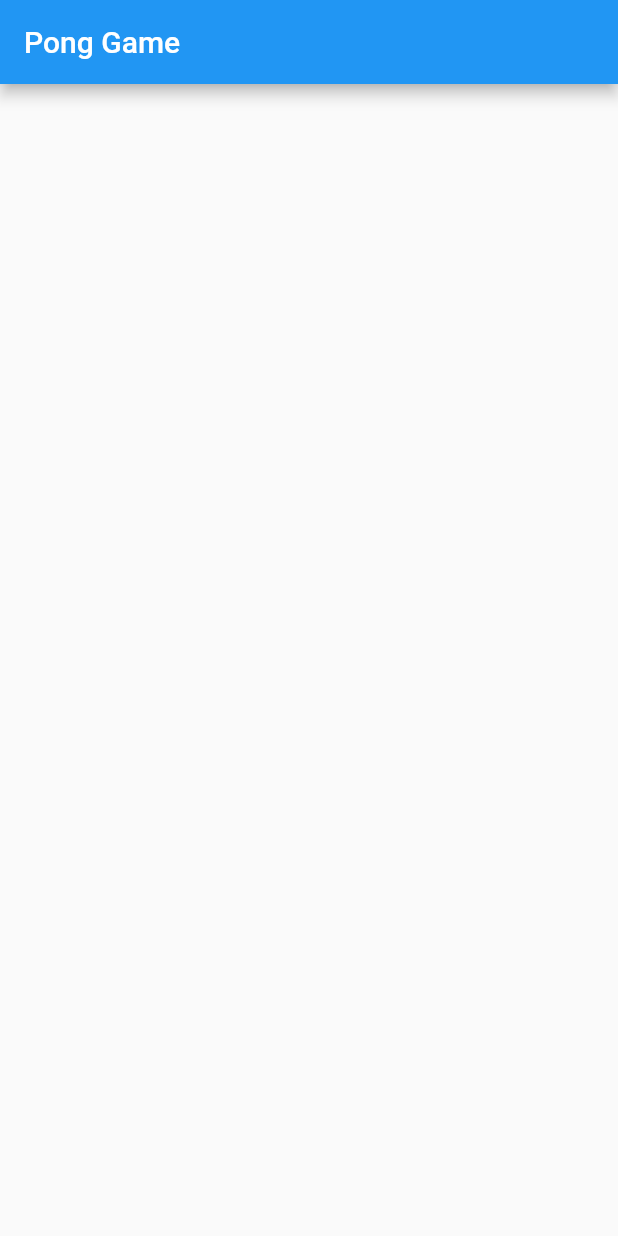
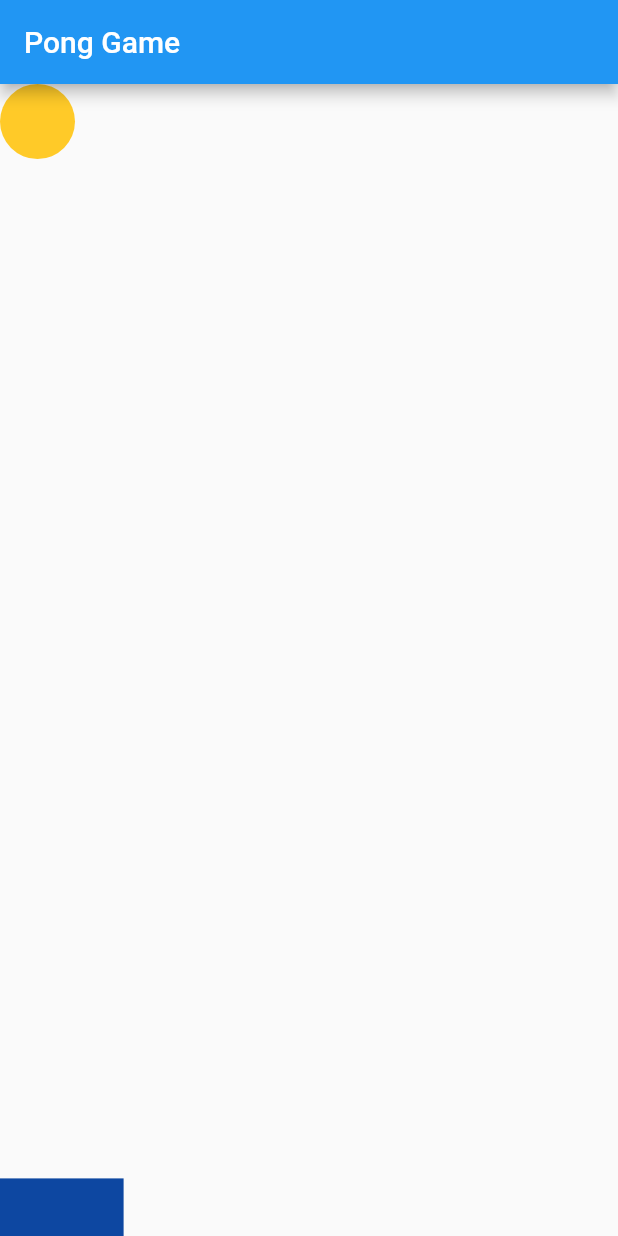
Before and after one commit to Guiffou-Joel/Pong-Game, a Flutter app: the screen it shows after launch, on a phone screen of 412 x 824 dp. Run offline on Flutter 3.47's test engine with Material 2 defaults, Android fonts, the phone set to English and light mode, and no system bars.

Commit message:
ready to start building the animation

```diff
--- a/lib/main.dart
+++ b/lib/main.dart
@@ -1,4 +1,5 @@
 import 'package:flutter/material.dart';
+import 'package:pong_game/pong.dart';
 
 main() {
   runApp(MyApp());
@@ -17,7 +18,9 @@ class MyApp extends StatelessWidget {
         appBar: AppBar(
           title: Text("Pong Game"),
         ),
-        body: Container(),
+        body: SafeArea(
+          child: Pong(),
+        ),
       ),
     );
   }
--- a/lib/pong.dart
+++ b/lib/pong.dart
@@ -8,20 +8,25 @@ class Pong extends StatefulWidget {
 }
 
 class _PongState extends State<Pong> {
+  double width;
+  double height;
+  double posX = 0;
+  double posY = 0;
+  double batWidth;
+  double batheight;
+  double batPosition = 0;
   @override
   Widget build(BuildContext context) {
     return LayoutBuilder(
       builder: (BuildContext context, BoxConstraints constraints) {
+        height = constraints.maxHeight;
+        width = constraints.maxWidth;
+        batWidth = width / 5;
+        batheight = height / 20;
         return Stack(
           children: <Widget>[
-            Positioned(
-              child: Ball(),
-              top: 0,
-            ),
-            Positioned(
-              child: Bat(200, 25),
-              top: 0,
-            )
+            Positioned(child: Ball(), top: 0),
+            Positioned(child: Bat(batWidth, batheight), bottom: 0)
           ],
         );
       },
```
